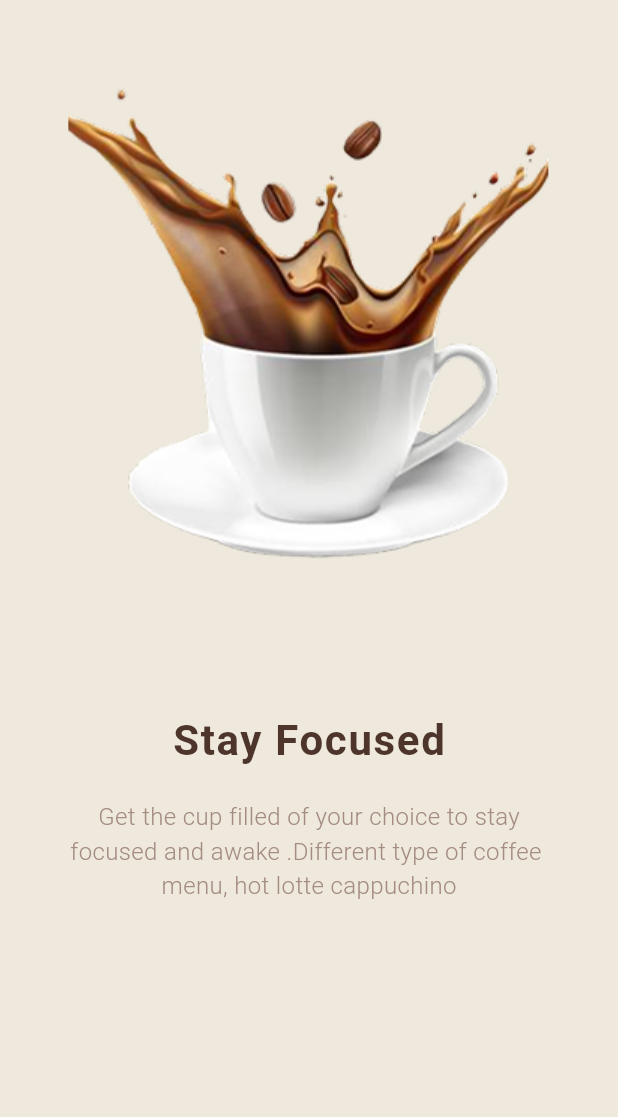
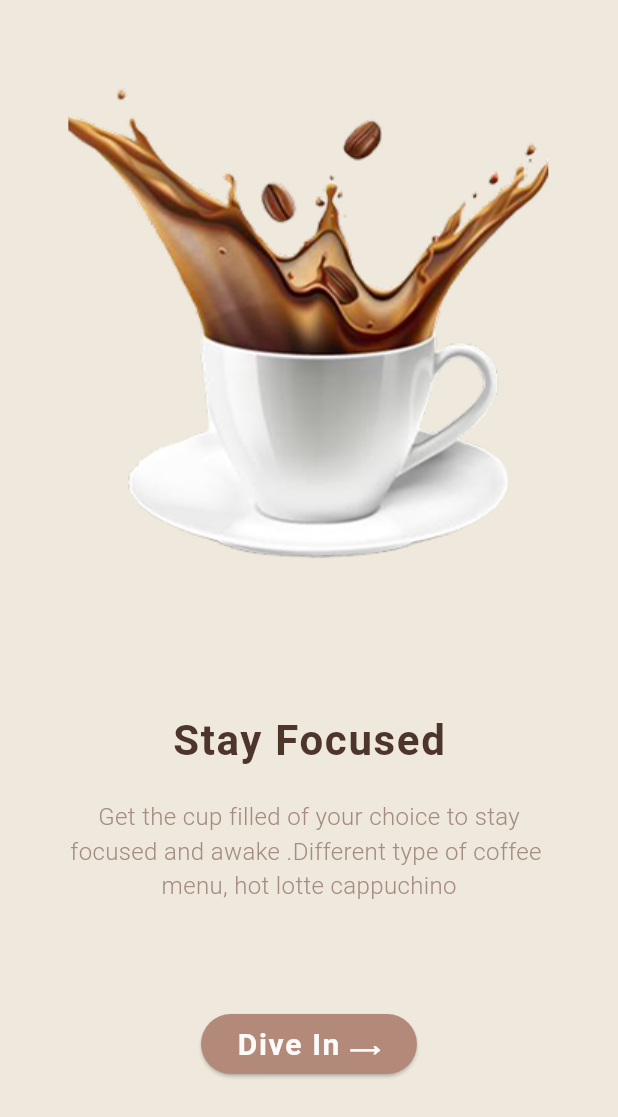
Before and after one commit to CSI-Trainees-25/soumya_2410208_apptask2, a Flutter app: the screen it shows after launch, on a phone screen of 412 x 824 dp. Shown: the top 1117 px of the screen. Run offline on Flutter 3.47's test engine with Material 3 defaults, Android fonts, the phone set to English and light mode, and no system bars.

Commit message:
created onboading screen

```diff
--- a/lib/Screens/onBoading_screen.dart
+++ b/lib/Screens/onBoading_screen.dart
@@ -66,6 +66,23 @@ class OnBoadingScreen extends StatelessWidget {
                   ),
                 ),
               ),
+              SizedBox(height: 70),
+              ElevatedButton(
+                onPressed: () {},
+                style: ElevatedButton.styleFrom(
+                  backgroundColor: const Color.fromARGB(255, 179, 137, 122),
+                ),
+
+                child: Text(
+                  'Dive In ⟶',
+                  style: TextStyle(
+                    color: const Color.fromARGB(246, 255, 255, 255),
+                    fontSize: 20,
+                    fontWeight: FontWeight.bold,
+                    letterSpacing: 1.1,
+                  ),
+                ),
+              ),
             ],
           ),
         ),
```
